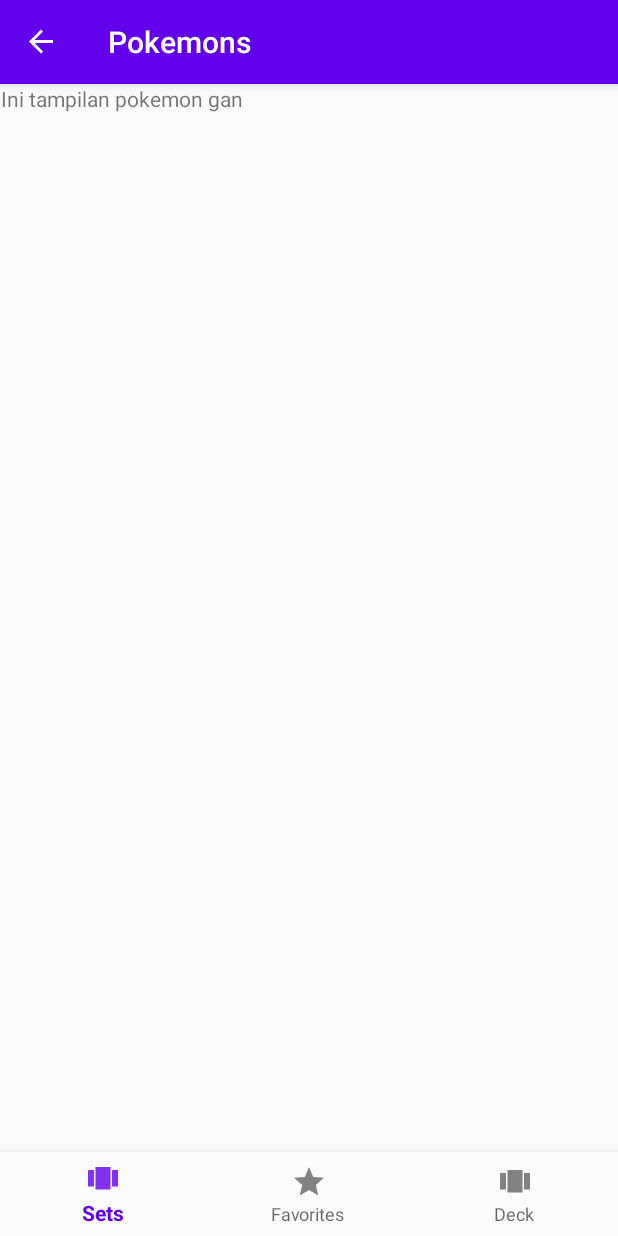
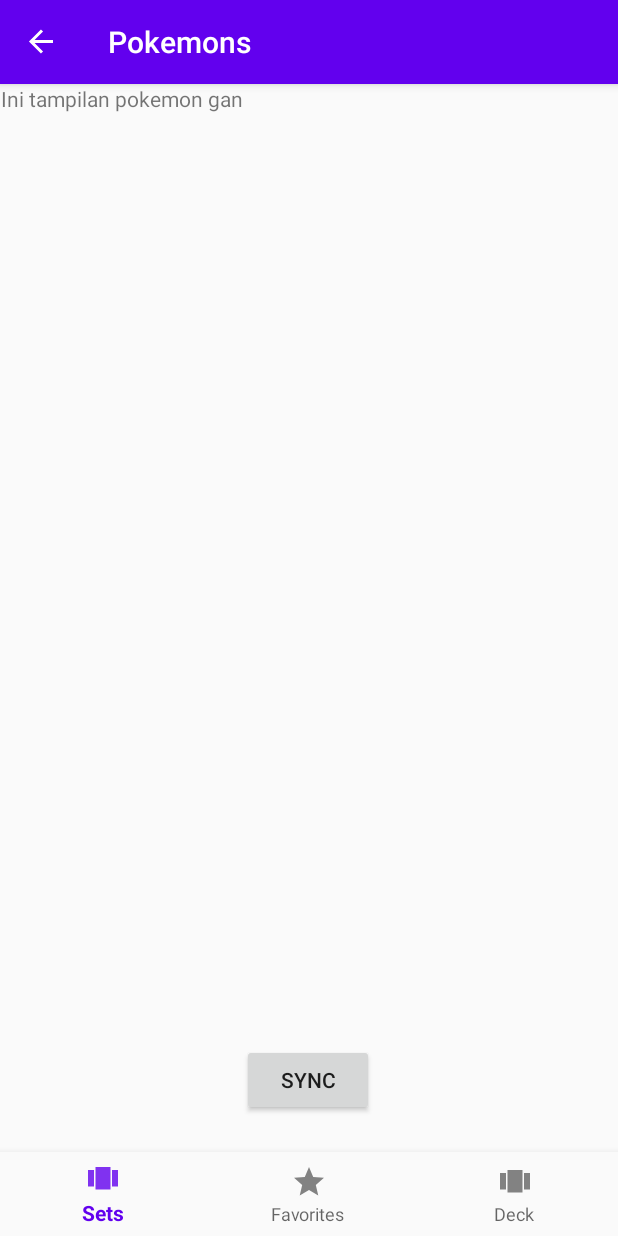
Before and after one commit to FarrasHakim/PokeCard, an Android app: the PokemonCardFragment screen opened through its navigation route, on a phone screen of 412 x 824 dp. Run offline under Robolectric (Android 15) with nearby library versions, the phone set to English and light mode, and no system bars; our stand-ins replace navigation-ui; 1 statement that could not run was skipped.

Commit message:
Added bases for local db and syncing db

```diff
--- a/app/src/main/AndroidManifest.xml
+++ b/app/src/main/AndroidManifest.xml
@@ -4,6 +4,9 @@
 
     <!--Internet Permission-->
     <uses-permission android:name="android.permission.INTERNET" />
+    <uses-permission android:name="android.permission.ACCESS_NETWORK_STATE" />
+    <uses-permission android:name="android.permission.READ_SYNC_SETTINGS" />
+    <uses-permission android:name="android.permission.WRITE_SYNC_SETTINGS" />
 
     <application
             android:allowBackup="true"
--- /dev/null
+++ b/app/src/main/java/id/ac/ui/cs/mobileprogramming/farras/pokecarddemo/DbSynchronizer.java
@@ -0,0 +1,62 @@
+package id.ac.ui.cs.mobileprogramming.farras.pokecarddemo;
+
+import android.os.AsyncTask;
+import android.util.Log;
+import android.view.View;
+import android.widget.Button;
+import android.widget.ProgressBar;
+import android.widget.TextView;
+
+import java.lang.ref.WeakReference;
+import java.util.Arrays;
+import java.util.Random;
+
+public class DbSynchronizer extends AsyncTask<Void, Integer, String> {
+    private WeakReference<Button> buttonView;
+    private WeakReference<ProgressBar> progressBar;
+
+
+    DbSynchronizer(Button button, ProgressBar progressBar) {
+        buttonView = new WeakReference<>(button);
+        this.progressBar = new WeakReference<>(progressBar);
+    }
+
+    @Override
+    protected String doInBackground(Void... voids) {
+        // Generate a random number between 0 and 10
+        Random r = new Random();
+        int n = r.nextInt(11);
+
+        // Make the task take long enough that we have
+        // time to rotate the phone while it is running
+        int s = n * 200;
+
+        for (int count = 1; count <= 10; count ++) {
+            // Sleep for the random amount of time
+            try {
+                Thread.sleep(s);
+                publishProgress(count*10);
+            } catch (InterruptedException e) {
+                e.printStackTrace();
+            }
+
+        }
+        // Return a String result
+        return "Sync";
+    }
+
+    protected void onPostExecute(String result) {
+        buttonView.get().setText(result);
+        buttonView.get().setEnabled(true);
+        progressBar.get().setProgress(0);
+        progressBar.get().setVisibility(View.INVISIBLE);
+        Log.wtf("onPostExecute", result);
+    }
+
+    @Override
+    protected void onProgressUpdate(Integer... values) {
+        super.onProgressUpdate(values);
+        Log.wtf("onProgressUpdate", Arrays.toString(values) + "");
+        progressBar.get().setProgress(values[0]);
+    }
+}
--- a/app/src/main/java/id/ac/ui/cs/mobileprogramming/farras/pokecarddemo/MainActivity.java
+++ b/app/src/main/java/id/ac/ui/cs/mobileprogramming/farras/pokecarddemo/MainActivity.java
@@ -1,33 +1,36 @@
 package id.ac.ui.cs.mobileprogramming.farras.pokecarddemo;
 
-import android.app.ProgressDialog;
+import android.content.Context;
+import android.net.ConnectivityManager;
+import android.net.NetworkInfo;
 import android.os.Bundle;
 import android.util.Log;
-import android.widget.Toast;
+import android.view.View;
+import android.widget.Button;
+import android.widget.ProgressBar;
+import android.widget.TextView;
 import androidx.appcompat.app.AppCompatActivity;
 import androidx.navigation.NavController;
 import androidx.navigation.Navigation;
 import androidx.navigation.ui.AppBarConfiguration;
 import androidx.navigation.ui.NavigationUI;
-import androidx.recyclerview.widget.LinearLayoutManager;
-import androidx.recyclerview.widget.RecyclerView;
 import com.google.android.material.bottomnavigation.BottomNavigationView;
-import id.ac.ui.cs.mobileprogramming.farras.pokecarddemo.api.ApiClient;
-import id.ac.ui.cs.mobileprogramming.farras.pokecarddemo.api.ApiInterface;
-import id.ac.ui.cs.mobileprogramming.farras.pokecarddemo.api.PokemonSetResponse;
-import id.ac.ui.cs.mobileprogramming.farras.pokecarddemo.R;
-import retrofit2.Call;
-import retrofit2.Callback;
-import retrofit2.Response;
 
 public class MainActivity extends AppCompatActivity {
-
+    private ProgressBar progressBar;
+    private Button buttonView;
+    private static final String TEXT_STATE = "currentText";
 
     @Override
     protected void onCreate(Bundle savedInstanceState) {
         super.onCreate(savedInstanceState);
         setContentView(R.layout.activity_main);
-
+        progressBar = (ProgressBar) findViewById(R.id.progressBar);;
+        progressBar.setVisibility(View.INVISIBLE);
+        buttonView = (Button) findViewById(R.id.syncButton);
+        if(savedInstanceState!=null){
+            buttonView.setText(savedInstanceState.getString(TEXT_STATE));
+        }
         BottomNavigationView navView = findViewById(R.id.nav_view);
         // Passing each menu ID as a set of Ids because each
         // menu should be considered as top level destinations.
@@ -37,7 +40,32 @@
         NavController navController = Navigation.findNavController(this, R.id.nav_host_fragment);
         NavigationUI.setupActionBarWithNavController(this, navController, appBarConfiguration);
         NavigationUI.setupWithNavController(navView, navController);
+
+        if (isWifiConnected()) {
+        }
+    }
+
+    @Override
+    protected void onSaveInstanceState(Bundle outState) {
+        super.onSaveInstanceState(outState);
+        // Save the state of the TextView
+        outState.putString(TEXT_STATE,
+                buttonView.getText().toString());
+    }
+
+    public void syncDb(View view) {
+        Log.wtf("DAFUQ", view.getClass().getCanonicalName());
+        buttonView.setText("Syncing...");
+        buttonView.setEnabled(false);
+        progressBar.setVisibility(View.VISIBLE);
+        new DbSynchronizer(buttonView, progressBar).execute();
     }
 
 
+    private boolean isWifiConnected() {
+        ConnectivityManager connMgr = (ConnectivityManager) getSystemService(Context.CONNECTIVITY_SERVICE);
+        NetworkInfo networkInfo = connMgr.getActiveNetworkInfo();
+        boolean isMetered = connMgr.isActiveNetworkMetered();
+        return (networkInfo != null && networkInfo.isConnected() && isMetered);
+    }
 }
--- a/app/src/main/java/id/ac/ui/cs/mobileprogramming/farras/pokecarddemo/fragment/PokemonCardFragment.java
+++ b/app/src/main/java/id/ac/ui/cs/mobileprogramming/farras/pokecarddemo/fragment/PokemonCardFragment.java
@@ -8,12 +8,13 @@
 import android.view.LayoutInflater;
 import android.view.View;
 import android.view.ViewGroup;
-import id.ac.ui.cs.mobileprogramming.farras.pokecarddemo.PokemonCardViewModel;
+import id.ac.ui.cs.mobileprogramming.farras.pokecarddemo.model.PokemonCardViewModel;
 import id.ac.ui.cs.mobileprogramming.farras.pokecarddemo.R;
 
 public class PokemonCardFragment extends Fragment {
 
     private PokemonCardViewModel mViewModel;
+    private String setName;
 
     public static PokemonCardFragment newInstance() {
         return new PokemonCardFragment();
--- a/app/src/main/java/id/ac/ui/cs/mobileprogramming/farras/pokecarddemo/model/PokemonCard.java
+++ b/app/src/main/java/id/ac/ui/cs/mobileprogramming/farras/pokecarddemo/model/PokemonCard.java
@@ -7,6 +7,7 @@
 
 @Entity(tableName = "pokemon_card_table")
 public class PokemonCard {
+    @NonNull
     @PrimaryKey()
     @ColumnInfo(name = "id")
     String id;
--- a/app/src/main/java/id/ac/ui/cs/mobileprogramming/farras/pokecarddemo/PokemonCardViewModel.java
+++ b/app/src/main/java/id/ac/ui/cs/mobileprogramming/farras/pokecarddemo/model/PokemonCardViewModel.java
@@ -1,4 +1,4 @@
-package id.ac.ui.cs.mobileprogramming.farras.pokecarddemo;
+package id.ac.ui.cs.mobileprogramming.farras.pokecarddemo.model;
 
 import androidx.lifecycle.ViewModel;
 
--- a/app/src/main/res/layout/activity_main.xml
+++ b/app/src/main/res/layout/activity_main.xml
@@ -29,4 +29,30 @@
             app:layout_constraintStart_toStartOf="parent" app:layout_constraintEnd_toEndOf="parent"
             app:layout_constraintBottom_toTopOf="@+id/nav_view"/>
 
+
+    <ProgressBar
+            android:id="@+id/progressBar"
+            style="?android:attr/progressBarStyleHorizontal"
+            android:layout_width="wrap_content"
+            android:layout_height="wrap_content"
+            android:layout_alignParentStart="true"
+            android:layout_alignParentTop="true"
+            android:indeterminate="false"
+            android:max="100"
+            android:minHeight="50dp"
+            android:minWidth="200dp"
+            android:progress="1"
+            app:layout_constraintBottom_toTopOf="@+id/syncButton" android:layout_marginBottom="24dp"
+            app:layout_constraintStart_toStartOf="parent" app:layout_constraintEnd_toEndOf="parent"/>
+
+    <Button
+            android:text="Sync"
+            android:layout_width="wrap_content"
+            android:onClick="syncDb"
+            android:layout_height="wrap_content"
+            android:id="@+id/syncButton"
+            app:layout_constraintStart_toStartOf="parent"
+            android:layout_marginStart="161dp" app:layout_constraintBottom_toTopOf="@+id/nav_view"
+            android:layout_marginBottom="24dp"/>
+
 </androidx.constraintlayout.widget.ConstraintLayout>
```
Also changed, not shown: app/src/main/java/id/ac/ui/cs/mobileprogramming/farras/pokecarddemo/PokemonSetViewModel.java (+7 -2 lines), app/src/main/java/id/ac/ui/cs/mobileprogramming/farras/pokecarddemo/model/PokemonCardDao.java (added, +16 -0 lines), app/src/main/java/id/ac/ui/cs/mobileprogramming/farras/pokecarddemo/model/PokemonCardRepository.java (added, +25 -0 lines), app/src/main/java/id/ac/ui/cs/mobileprogramming/farras/pokecarddemo/model/PokemonRoomDatabase.java (added, +32 -0 lines), app/src/main/java/id/ac/ui/cs/mobileprogramming/farras/pokecarddemo/model/PokemonSet.java (+21 -0 lines), app/src/main/res/layout/pokemon_set_fragment.xml (+0 -7 lines).
